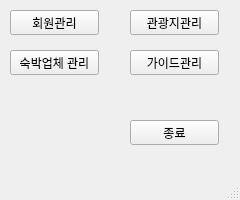
Above: Yanolja_serv/mainpage.ui from mssung34/Yanolja before the change. Below: the same form after it.
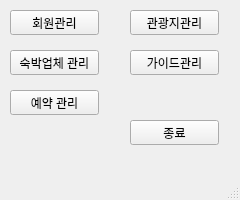
That is the form after the change.

```diff
--- a/Yanolja_serv/mainpage.ui
+++ b/Yanolja_serv/mainpage.ui
@@ -79,6 +79,19 @@
      <string>종료</string>
     </property>
    </widget>
+   <widget class="QPushButton" name="reservation_btn">
+    <property name="geometry">
+     <rect>
+      <x>10</x>
+      <y>90</y>
+      <width>89</width>
+      <height>25</height>
+     </rect>
+    </property>
+    <property name="text">
+     <string>예약 관리</string>
+    </property>
+   </widget>
   </widget>
   <widget class="QMenuBar" name="menubar">
    <property name="geometry">
```
